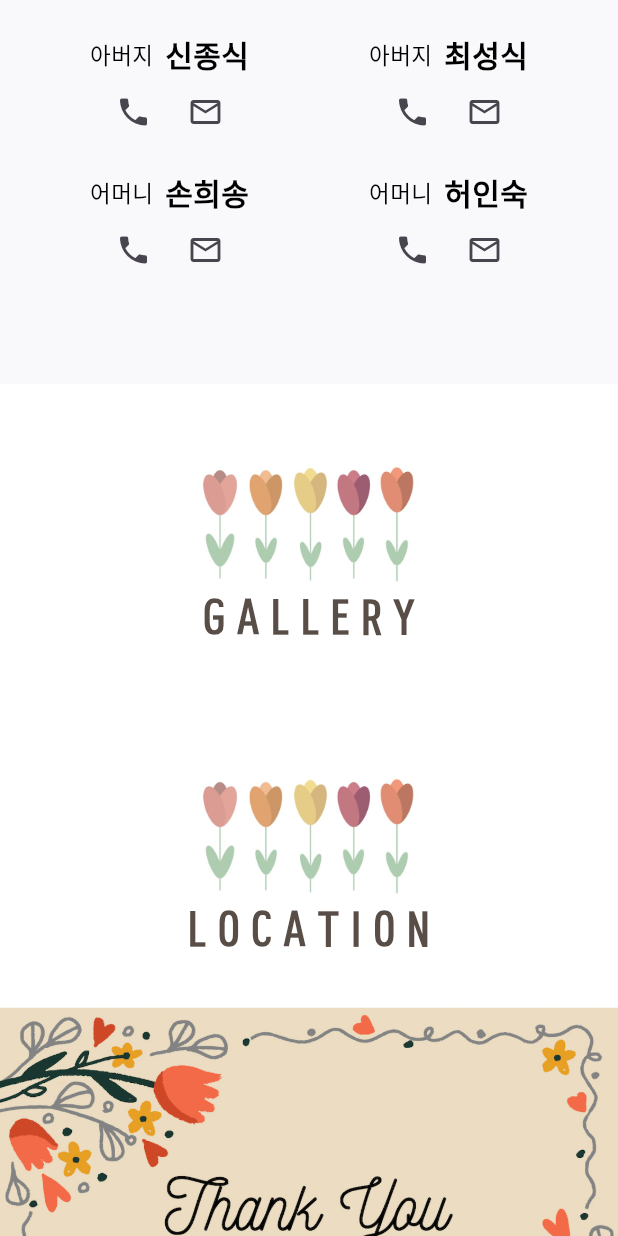
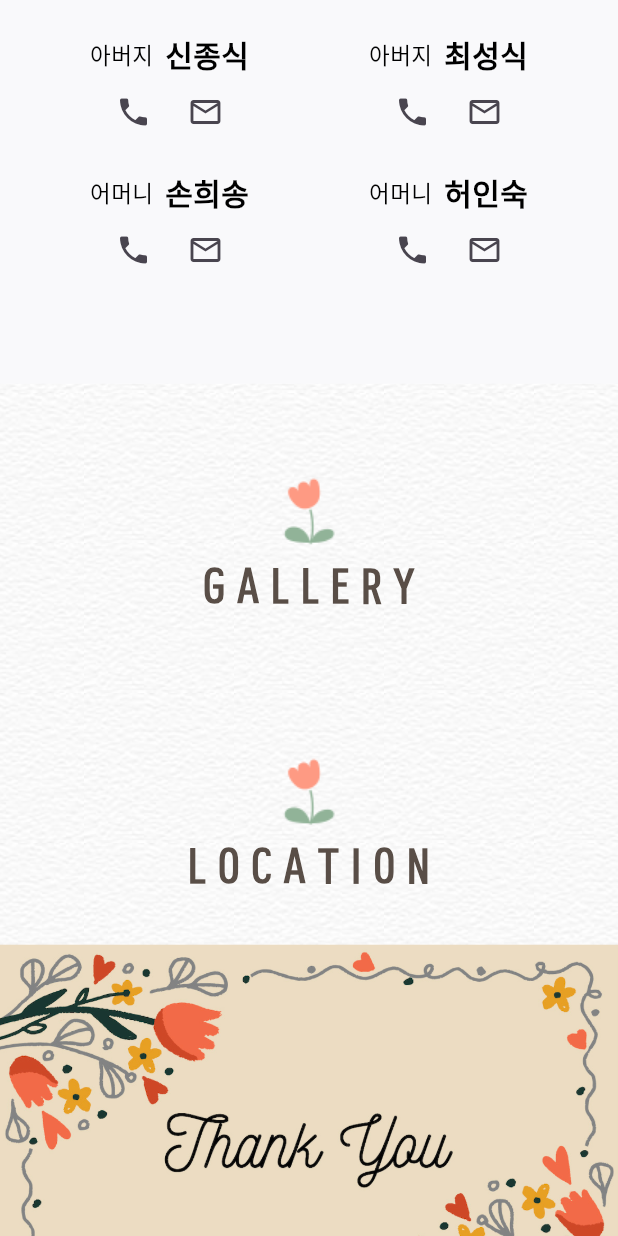
Before and after one commit to jiyeonjoy/20240504, a Flutter app: the screen it shows after launch, scrolled down 1152 dp, on a phone screen of 412 x 824 dp. Run offline on Flutter 3.47's test engine with Material 3 defaults, Android fonts, the phone set to English and light mode, and no system bars; our stand-ins replace get; Roboto replaces fonts that are missing (defaultFont).

Commit message:
title view icon 수정

```diff
--- a/lib/app/common/config/app_images.dart
+++ b/lib/app/common/config/app_images.dart
@@ -83,10 +83,10 @@ class AppImages {
   AppImage get thankYou =>
       const AppImage('${_imagePath}thankYou.png');
 
-  AppImage get flowers =>
-      const AppImage('${_imagePath}flowers.png');
+  AppImage get bg_img_white => const AppImage('${_imagePath}bg_img_white.jpg');
 
-  AppImage get bg_img_white => const AppImage('${_imagePath}bg_img_white.jpg');
+  AppImage get icon_flower =>
+      const AppImage('${_iconPath}flower.png');
 }
 
 class AppImage {
--- a/lib/app/common/ui/title_view.dart
+++ b/lib/app/common/ui/title_view.dart
@@ -9,7 +9,7 @@ class TitleView extends StatelessWidget {
   Widget build(BuildContext context) {
     return Column(
       children: [
-        R.image.flowers.image(width: 150),
+        R.image.icon_flower.image(),
         Text(
           title,
           style: textStyle600(R.color.color_594E47, 30,
--- a/lib/app/root/ui/gallery_view.dart
+++ b/lib/app/root/ui/gallery_view.dart
@@ -8,7 +8,6 @@ class GalleryView extends StatelessWidget {
   @override
   Widget build(BuildContext context) {
     return Container(
-      color: Colors.white,
       constraints: const BoxConstraints(minWidth: 100, maxWidth: 500),
       padding: edgeInsets(horizontal: 20, top: 50, bottom: 30),
       child: const Column(
--- a/lib/app/root/ui/location_view.dart
+++ b/lib/app/root/ui/location_view.dart
@@ -8,7 +8,6 @@ class LocationView extends StatelessWidget {
   @override
   Widget build(BuildContext context) {
     return Container(
-        color: Colors.white,
         constraints: const BoxConstraints(minWidth: 100, maxWidth: 500),
         padding: edgeInsets(horizontal: 20, top: 50, bottom: 30),
         child: const Column(
```
Also changed, not shown: assets/images/flowers.png (deleted), assets/images/icons/flower.png (added).
